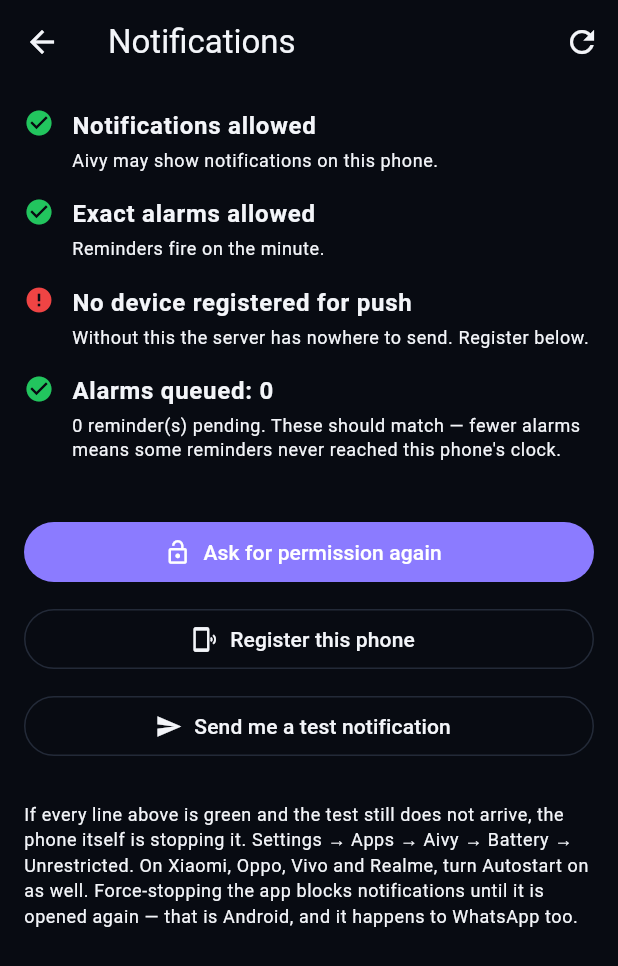
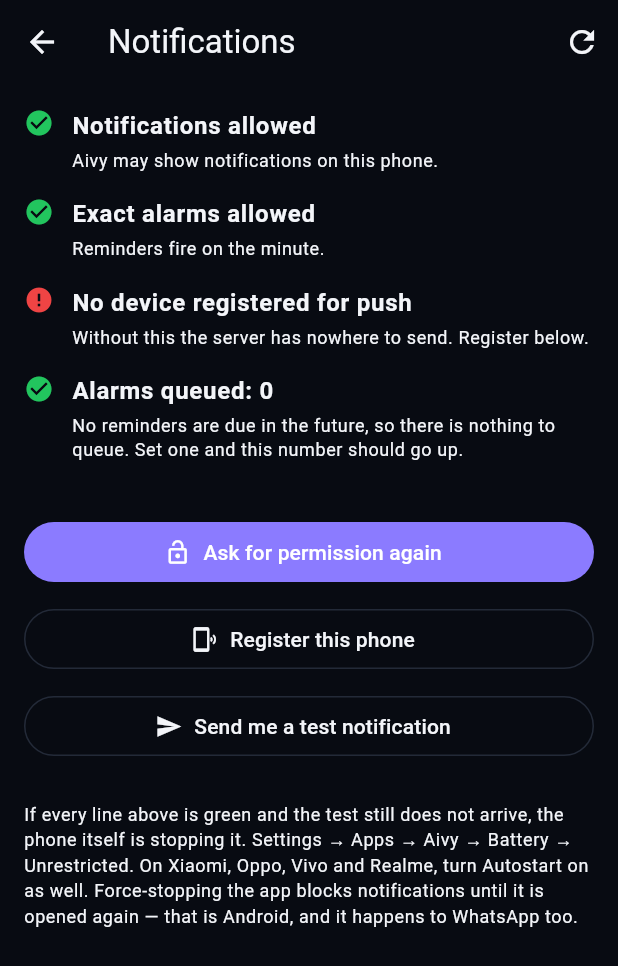
Before and after one commit to Satyam28041993/Aivy, a Flutter app: the screen it shows once a user with an empty profile is signed in, item 4 of the bottom bar chosen, after a tap on "Notification health", on a phone screen of 412 x 824 dp. Shown: the top 966 px of the screen. Run offline on Flutter 3.47's test engine with Material 3 defaults, Android fonts, the phone set to English and light mode, and no system bars; our stand-ins replace audioplayers, cloud_firestore, cloud_functions, file_picker, firebase_auth, firebase_core and 9 more; missing offline and left inert: dart:html, excel, file_saver, firebase_app_check; accounts and stored records are empty; statements that could not run were skipped.

Commit message:
fix(deploy): stop skipping the entire server half of a deploy
deploy_functions defaulted to false, so a run dispatched without setting it deployed hosting and skipped Firestore rules, the functions, and the invoker binding - and still reported success, because a skipped step is not a failed one. Every deploy since the reminder work went out that way: the site updated, the server did not, and nothing said so.

That is why the test push returned NOT_FOUND - aivyTestPush was never created - why no push ever arrived, and why Aivy kept answering in Hinglish after two rounds of prompt changes. The code was correct and had never run.

It now defaults to true. Skipping the server is the rare case and should be the one you ask for, not the one you get by saying nothing.

Also fixes the health screen's last line, which counted every pending reminder including ones whose time has passed. Those are deliberately never put on the clock, so 'alarms queued: 0, 5 pending' read as a fault when it was correct. It now counts only reminders still ahead, and says so plainly when there are none.

Co-Authored-By: Claude Opus 5 <noreply@anthropic.com>
Claude-Session: https://claude.ai/code/session_011FS19F9LdaJWhjoa2zBUDz

```diff
--- a/lib/core/notifications/notification_health_screen.dart
+++ b/lib/core/notifications/notification_health_screen.dart
@@ -45,9 +45,14 @@ class _NotificationHealthScreenState extends State<NotificationHealthScreen> {
     try {
       final user = FirebaseFirestore.instance.collection('users').doc(widget.userId);
       devices = (await user.collection('devices').get()).size;
+      // Only reminders still ahead of us. A reminder whose time has passed is
+      // deliberately never put on the clock — counting those made this line
+      // read red when nothing was wrong.
       reminders = (await user
               .collection('reminders')
               .where('status', isEqualTo: 'pending')
+              .where('scheduledTimeMs',
+                  isGreaterThan: DateTime.now().millisecondsSinceEpoch)
               .get())
           .size;
     } catch (e) {
@@ -171,9 +176,12 @@ class _NotificationHealthScreenState extends State<NotificationHealthScreen> {
             _Check(
               ok: h.scheduledCount >= _pendingReminders,
               title: 'Alarms queued: ${h.scheduledCount}',
-              detail: '$_pendingReminders reminder(s) pending. These should '
-                  'match — fewer alarms means some reminders never reached this '
-                  "phone's clock.",
+              detail: _pendingReminders == 0
+                  ? 'No reminders are due in the future, so there is nothing to '
+                      'queue. Set one and this number should go up.'
+                  : '$_pendingReminders reminder(s) still due. These should '
+                      'match — fewer alarms means some never reached this '
+                      "phone's clock.",
             ),
           ],
           const SizedBox(height: 20),
```
Also changed, not shown: 1 other file.
